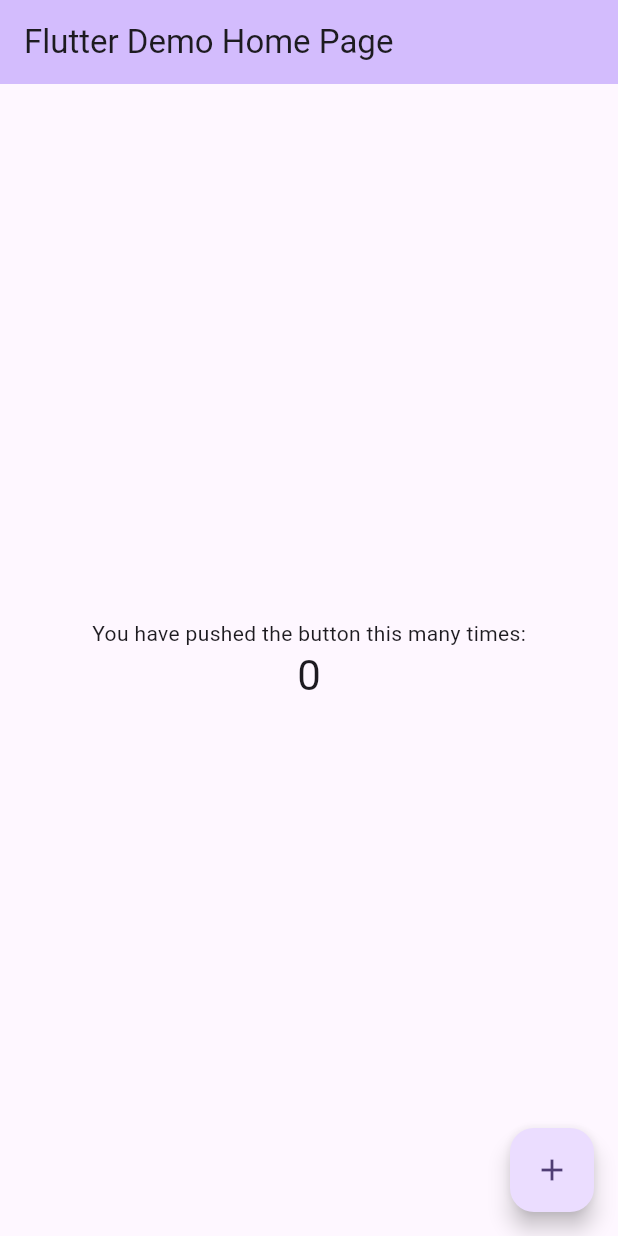
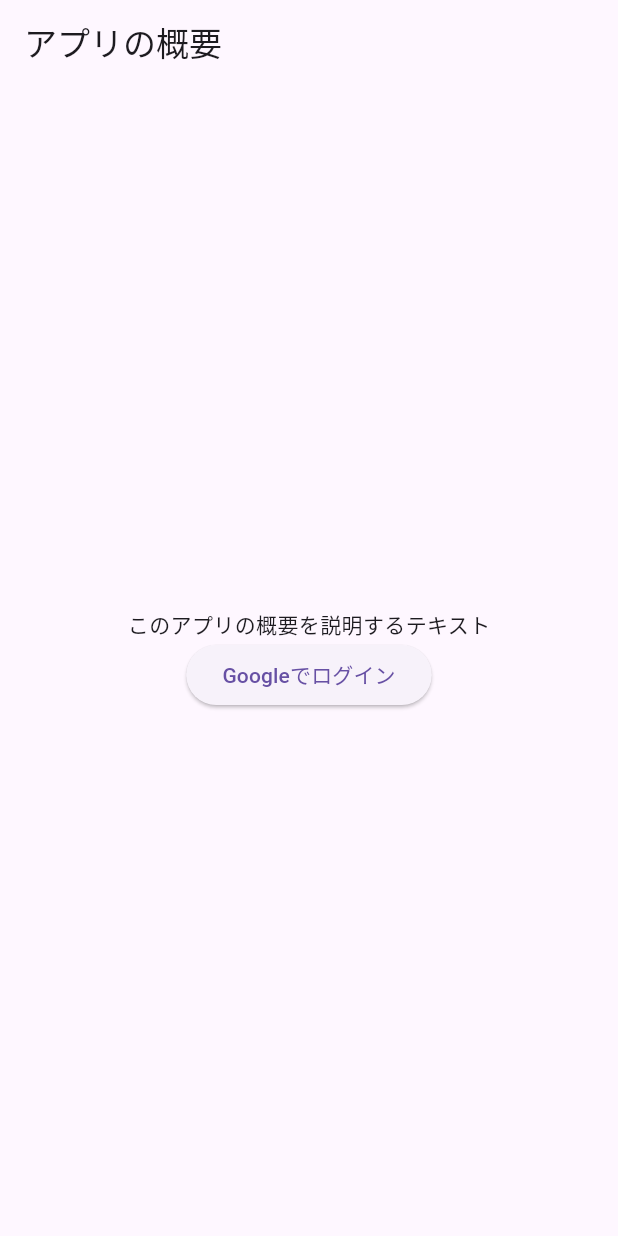
Before and after one commit to pochi-pochi/learning_flutter, a Flutter app: the screen it shows after launch, on a phone screen of 412 x 824 dp. Run offline on Flutter 3.47's test engine with Material 3 defaults, Android fonts, the phone set to English and light mode, and no system bars; our stand-ins replace firebase_auth, firebase_core, google_sign_in; accounts and stored records are empty.

```diff
--- a/lib/main.dart
+++ b/lib/main.dart
@@ -1,125 +1,23 @@
 import 'package:flutter/material.dart';
+import 'package:firebase_core/firebase_core.dart';
+import 'screens/introduction_screen.dart';
+import 'screens/home_screen.dart';
 
-void main() {
-  runApp(const MyApp());
+void main() async {
+  WidgetsFlutterBinding.ensureInitialized();
+  await Firebase.initializeApp();
+  runApp(MyApp());
 }
 
 class MyApp extends StatelessWidget {
-  const MyApp({super.key});
-
-  // This widget is the root of your application.
   @override
   Widget build(BuildContext context) {
     return MaterialApp(
-      title: 'Flutter Demo',
+      title: 'Flutter Learning App',
       theme: ThemeData(
-        // This is the theme of your application.
-        //
-        // TRY THIS: Try running your application with "flutter run". You'll see
-        // the application has a purple toolbar. Then, without quitting the app,
-        // try changing the seedColor in the colorScheme below to Colors.green
-        // and then invoke "hot reload" (save your changes or press the "hot
-        // reload" button in a Flutter-supported IDE, or press "r" if you used
-        // the command line to start the app).
-        //
-        // Notice that the counter didn't reset back to zero; the application
-        // state is not lost during the reload. To reset the state, use hot
-        // restart instead.
-        //
-        // This works for code too, not just values: Most code changes can be
-        // tested with just a hot reload.
-        colorScheme: ColorScheme.fromSeed(seedColor: Colors.deepPurple),
-        useMaterial3: true,
+        primarySwatch: Colors.blue,
       ),
-      home: const MyHomePage(title: 'Flutter Demo Home Page'),
+      home: IntroductionScreen(),
     );
   }
 }
-
-class MyHomePage extends StatefulWidget {
-  const MyHomePage({super.key, required this.title});
-
-  // This widget is the home page of your application. It is stateful, meaning
-  // that it has a State object (defined below) that contains fields that affect
-  // how it looks.
-
-  // This class is the configuration for the state. It holds the values (in this
-  // case the title) provided by the parent (in this case the App widget) and
-  // used by the build method of the State. Fields in a Widget subclass are
-  // always marked "final".
-
-  final String title;
-
-  @override
-  State<MyHomePage> createState() => _MyHomePageState();
-}
-
-class _MyHomePageState extends State<MyHomePage> {
-  int _counter = 0;
-
-  void _incrementCounter() {
-    setState(() {
-      // This call to setState tells the Flutter framework that something has
-      // changed in this State, which causes it to rerun the build method below
-      // so that the display can reflect the updated values. If we changed
-      // _counter without calling setState(), then the build method would not be
-      // called again, and so nothing would appear to happen.
-      _counter++;
-    });
-  }
-
-  @override
-  Widget build(BuildContext context) {
-    // This method is rerun every time setState is called, for instance as done
-    // by the _incrementCounter method above.
-    //
-    // The Flutter framework has been optimized to make rerunning build methods
-    // fast, so that you can just rebuild anything that needs updating rather
-    // than having to individually change instances of widgets.
-    return Scaffold(
-      appBar: AppBar(
-        // TRY THIS: Try changing the color here to a specific color (to
-        // Colors.amber, perhaps?) and trigger a hot reload to see the AppBar
-        // change color while the other colors stay the same.
-        backgroundColor: Theme.of(context).colorScheme.inversePrimary,
-        // Here we take the value from the MyHomePage object that was created by
-        // the App.build method, and use it to set our appbar title.
-        title: Text(widget.title),
-      ),
-      body: Center(
-        // Center is a layout widget. It takes a single child and positions it
-        // in the middle of the parent.
-        child: Column(
-          // Column is also a layout widget. It takes a list of children and
-          // arranges them vertically. By default, it sizes itself to fit its
-          // children horizontally, and tries to be as tall as its parent.
-          //
-          // Column has various properties to control how it sizes itself and
-          // how it positions its children. Here we use mainAxisAlignment to
-          // center the children vertically; the main axis here is the vertical
-          // axis because Columns are vertical (the cross axis would be
-          // horizontal).
-          //
-          // TRY THIS: Invoke "debug painting" (choose the "Toggle Debug Paint"
-          // action in the IDE, or press "p" in the console), to see the
-          // wireframe for each widget.
-          mainAxisAlignment: MainAxisAlignment.center,
-          children: <Widget>[
-            const Text(
-              'You have pushed the button this many times:',
-            ),
-            Text(
-              '$_counter',
-              style: Theme.of(context).textTheme.headlineMedium,
-            ),
-          ],
-        ),
-      ),
-      floatingActionButton: FloatingActionButton(
-        onPressed: _incrementCounter,
-        tooltip: 'Increment',
-        child: const Icon(Icons.add),
-      ), // This trailing comma makes auto-formatting nicer for build methods.
-    );
-  }
-}
--- /dev/null
+++ b/lib/screens/home_screen.dart
@@ -0,0 +1,11 @@
+import 'package:flutter/material.dart';
+
+class HomeScreen extends StatelessWidget {
+  @override
+  Widget build(BuildContext context) {
+    return Scaffold(
+      appBar: AppBar(title: Text('講座リスト')),
+      body: Center(child: Text('講座へのリンク'),),
+    );
+  }
+}
--- /dev/null
+++ b/lib/screens/introduction_screen.dart
@@ -0,0 +1,27 @@
+import 'package:flutter/material.dart';
+import 'package:provider/provider.dart';
+import '../services/authentication_service.dart';
+import 'home_screen.dart';
+
+class IntroductionScreen extends StatelessWidget {
+  @override
+  Widget build(BuildContext context) {
+    return Scaffold(
+      appBar: AppBar(title: Text('アプリの概要')),
+      body: Center(
+        child: Column(
+          mainAxisAlignment: MainAxisAlignment.center,
+          children: <Widget>[
+            Text('このアプリの概要を説明するテキスト'),
+            ElevatedButton(
+              child: Text('Googleでログイン'),
+              onPressed: () {
+                // Googleログインの処理
+              },
+            ),
+          ],
+        ),
+      ),
+    );
+  }
+}
--- a/pubspec.yaml
+++ b/pubspec.yaml
@@ -36,6 +36,9 @@ dependencies:
   # Use with the CupertinoIcons class for iOS style icons.
   cupertino_icons: ^1.0.2
   firebase_core: ^2.24.2
+  firebase_auth: ^4.16.0
+  provider: ^6.1.1
+  google_sign_in: ^6.2.1
 
 dev_dependencies:
   flutter_test:
```
Also changed, not shown: lib/services/authentication_service.dart (added, +28 -0 lines), lib/config/config.dart (added), pubspec.lock, 3 other files.
